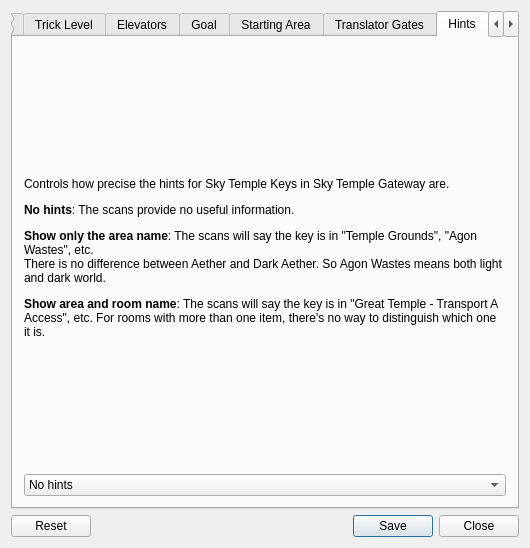
Before: the Qt Designer form randovania/gui/templates/options_preset_window.ui in ursineasylum/randovania, drawn with Qt 5.
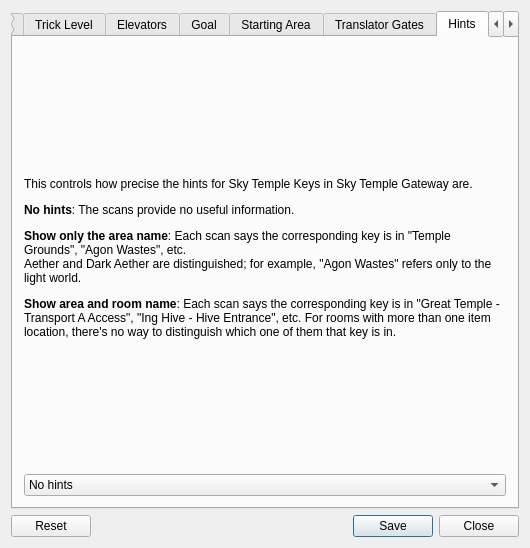
After: the same form once the commit is applied. The open tabs and pages were chosen to show the change.

Commit message: Restore sky temple hints gui text change

The edit to the form file:
```diff
--- a/randovania/gui/templates/options_preset_window.ui
+++ b/randovania/gui/templates/options_preset_window.ui
@@ -667,7 +667,7 @@
         <item>
          <widget class="QLabel" name="hint_sky_temple_key_label">
           <property name="text">
-           <string>&lt;html&gt;&lt;head/&gt;&lt;body&gt;&lt;p&gt;Controls how precise the hints for Sky Temple Keys in Sky Temple Gateway are.&lt;/p&gt;&lt;p&gt;&lt;span style=&quot; font-weight:600;&quot;&gt;No hints&lt;/span&gt;: The scans provide no useful information.&lt;/p&gt;&lt;p&gt;&lt;span style=&quot; font-weight:600;&quot;&gt;Show only the area name&lt;/span&gt;: The scans will say the key is in &amp;quot;Temple Grounds&amp;quot;, &amp;quot;Agon Wastes&amp;quot;, etc.&lt;br/&gt;There is no difference between Aether and Dark Aether. So Agon Wastes means both light and dark world.&lt;/p&gt;&lt;p&gt;&lt;span style=&quot; font-weight:600;&quot;&gt;Show area and room name&lt;/span&gt;: The scans will say the key is in &amp;quot;Great Temple - Transport A Access&amp;quot;, etc. For rooms with more than one item, there's no way to distinguish which one it is.&lt;/p&gt;&lt;/body&gt;&lt;/html&gt;</string>
+           <string>&lt;html&gt;&lt;head/&gt;&lt;body&gt;&lt;p&gt;This controls how precise the hints for Sky Temple Keys in Sky Temple Gateway are.&lt;/p&gt;&lt;p&gt;&lt;span style=&quot; font-weight:600;&quot;&gt;No hints&lt;/span&gt;: The scans provide no useful information.&lt;/p&gt;&lt;p&gt;&lt;span style=&quot; font-weight:600;&quot;&gt;Show only the area name&lt;/span&gt;: Each scan says the corresponding key is in &amp;quot;Temple Grounds&amp;quot;, &amp;quot;Agon Wastes&amp;quot;, etc.&lt;br/&gt;Aether and Dark Aether are distinguished; for example, &amp;quot;Agon Wastes&amp;quot; refers only to the light world.&lt;/p&gt;&lt;p&gt;&lt;span style=&quot; font-weight:600;&quot;&gt;Show area and room name&lt;/span&gt;: Each scan says the corresponding key is in &amp;quot;Great Temple - Transport A Access&amp;quot;, &amp;quot;Ing Hive - Hive Entrance&amp;quot;, etc. For rooms with more than one item location, there's no way to distinguish which one of them that key is in.&lt;/p&gt;&lt;/body&gt;&lt;/html&gt;</string>
           </property>
           <property name="wordWrap">
            <bool>true</bool>
```
